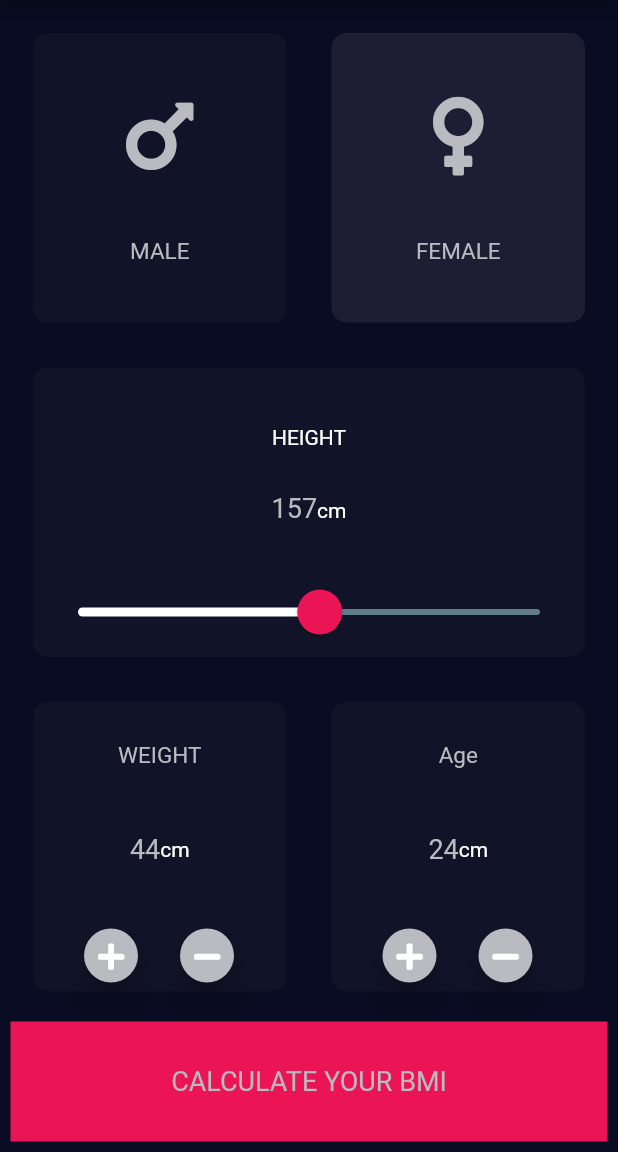
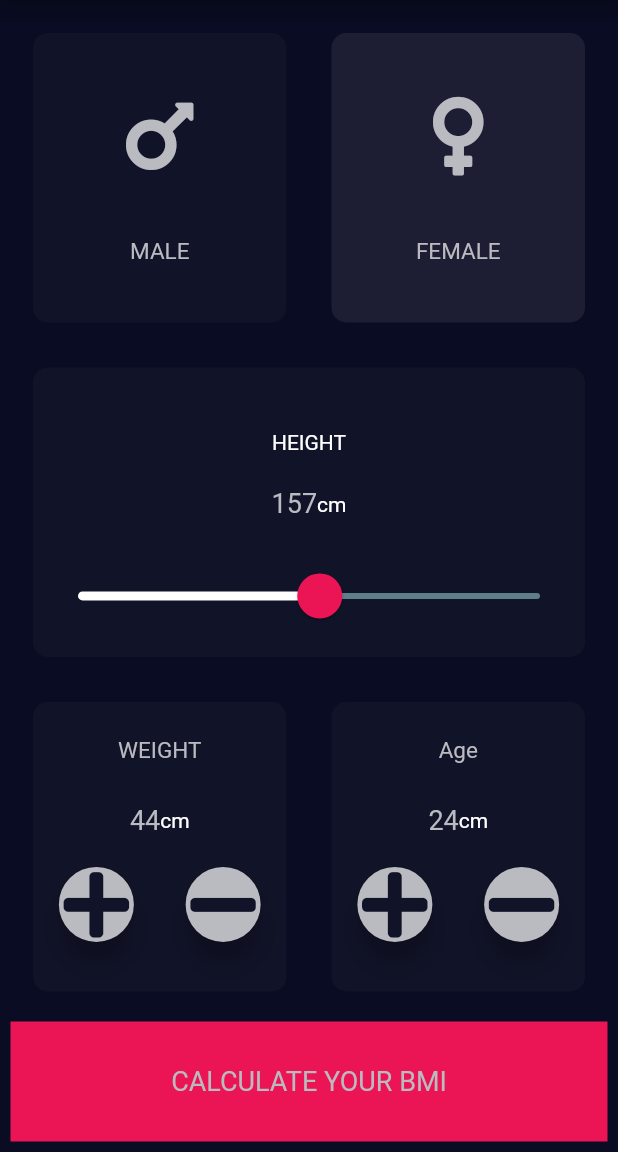
Before and after one commit to Malavika23-sudo/bmi-calculator-clone, a Flutter app: the screen it shows after launch, on a phone screen of 412 x 824 dp, the part 84-1236 px from its top. Run offline on Flutter 3.47's test engine with Material 2 defaults, Android fonts, the phone set to English and light mode, and no system bars; our stand-ins replace font_awesome_flutter.

Commit message:
Third Commit

```diff
--- a/lib/Reusable_codes/bottomicons.dart
+++ b/lib/Reusable_codes/bottomicons.dart
@@ -5,14 +5,19 @@ import '../constants/constants.dart';
 
 class IconsForCard extends StatelessWidget {
   final Function? iconincrement;
+  final Function? icondecrement;
   final headline;
   final String measure;
-  IconsForCard({this.iconincrement, this.headline, required this.measure});
+  IconsForCard(
+      {this.iconincrement,
+      this.headline,
+      required this.measure,
+      this.icondecrement});
   @override
   Widget build(BuildContext context) {
     return Expanded(
       child: Column(
-        mainAxisAlignment: MainAxisAlignment.spaceBetween,
+        mainAxisAlignment: MainAxisAlignment.spaceAround,
         crossAxisAlignment: CrossAxisAlignment.center,
         children: [
           SizedBox(
@@ -30,10 +35,8 @@ class IconsForCard extends StatelessWidget {
             height: 3.0,
           ),
           Row(
+            mainAxisAlignment: MainAxisAlignment.spaceAround,
             children: [
-              SizedBox(
-                width: 20.0,
-              ),
               ElevatedButton(
                 style: ButtonStyle(
                   backgroundColor:
@@ -46,7 +49,8 @@ class IconsForCard extends StatelessWidget {
                 onPressed: () => iconincrement,
                 child: Icon(
                   FontAwesomeIcons.plus,
-                  size: 20.0,
+                  color: kInactiveColour,
+                  size: kSizeofIcon1,
                 ),
               ),
               ElevatedButton(
@@ -58,17 +62,17 @@ class IconsForCard extends StatelessWidget {
                     CircleBorder(),
                   ),
                 ),
-                onPressed: () => iconincrement,
+                onPressed: () => icondecrement,
                 child: Icon(
                   FontAwesomeIcons.minus,
-                  color: Colors.white,
-                  size: 20.0,
+                  color: kInactiveColour,
+                  size: kSizeofIcon1,
                 ),
               ),
-              SizedBox(
-                height: 10.0,
-              ),
             ],
+          ),
+          SizedBox(
+            height: 20.0,
           ),
         ],
       ),
--- a/lib/Screens/input_page.dart
+++ b/lib/Screens/input_page.dart
@@ -7,6 +7,7 @@ import 'package:new_bmi_calculator/Reusable_codes/bottomicons.dart';
 import 'package:new_bmi_calculator/Screens/result.dart';
 import 'package:new_bmi_calculator/calculate_bmi.dart';
 import '../constants/constants.dart';
+import 'package:flutter/services.dart';
 
 enum Gender { male, female }
 
@@ -22,6 +23,14 @@ class _InputPageState extends State<InputPage> {
   int weight = 44;
   int weight2 = 44;
   int age = 24;
+
+  @override
+  void initState() {
+    SystemChrome.setSystemUIOverlayStyle(SystemUiOverlayStyle(
+      statusBarColor: kInactiveColour,
+    ));
+    super.initState();
+  }
 
   @override
   Widget build(BuildContext context) {
@@ -77,7 +86,7 @@ class _InputPageState extends State<InputPage> {
                 child: ReusableCard(
                     colour: kInactiveColour,
                     childCard: Column(
-                      mainAxisAlignment: MainAxisAlignment.spaceBetween,
+                      mainAxisAlignment: MainAxisAlignment.spaceAround,
                       children: [
                         SizedBox(
                           height: 10.0,
@@ -140,6 +149,12 @@ class _InputPageState extends State<InputPage> {
                                 weight2 = weight.toInt();
                               });
                             },
+                            icondecrement: () {
+                              setState(() {
+                                weight = weight - 1;
+                                weight2 = weight.toInt();
+                              });
+                            },
                           ),
                         ],
                       ),
@@ -157,6 +172,12 @@ class _InputPageState extends State<InputPage> {
                               setState(() {
                                 //age++;
                                 age = age + 1;
+                                print(age);
+                              });
+                            },
+                            icondecrement: () {
+                              setState(() {
+                                age = age - 1;
                                 print(age);
                               });
                             },
--- a/lib/constants/constants.dart
+++ b/lib/constants/constants.dart
@@ -7,7 +7,7 @@ const kColourofBottomContainers = Color(0xFFEB1555);
 const kIconColourconstant = Color(0xFFBABBC1);
 
 const kSizeofIcon = 60.0;
-const kSizeofIcon2 = 35.0;
+const kSizeofIcon1 = 50.0;
 const kLabelTextStyle = TextStyle(fontSize: 15.0, color: Color(0xFFBABBC1));
 const kLabelTextStyle1 = TextStyle(fontSize: 15.0, color: Colors.white);
 const kLabelTextStyle1ColorChange =
--- a/lib/main.dart
+++ b/lib/main.dart
@@ -1,10 +1,17 @@
 import 'package:flutter/material.dart';
+import 'package:flutter/services.dart';
 import 'package:new_bmi_calculator/Screens/input_page.dart';
-
 
 void main() => runApp(BMICalculator());
 
 class BMICalculator extends StatelessWidget {
+  void initState() {
+    SystemChrome.setSystemUIOverlayStyle(SystemUiOverlayStyle(
+      statusBarColor: Colors.redAccent,
+    ));
+    //super.initState();
+  }
+
   @override
   Widget build(BuildContext context) {
     // add 0xFF before the hexcode of colors to use ut in flutter.
@@ -15,12 +22,13 @@ class BMICalculator extends StatelessWidget {
         //accentColor: Colors.purple,
         //textTheme: const TextTheme(bodyText2: TextStyle(color: Colors.white)),
       ),
-      initialRoute: '/',
-      routes: {
-        // When navigating to the "/" route, build the FirstScreen widget.
-        '/': (context) => InputPage(),
-        // When navigating to the "/second" route, build the SecondScreen widget.
-      },
+      home: InputPage(),
+      // initialRoute: '/',
+      // routes: {
+      //   // When navigating to the "/" route, build the FirstScreen widget.
+      //   '/': (context) =>
+      // When navigating to the "/second" route, build the SecondScreen widget.
+      // },
     );
   }
 }
```
